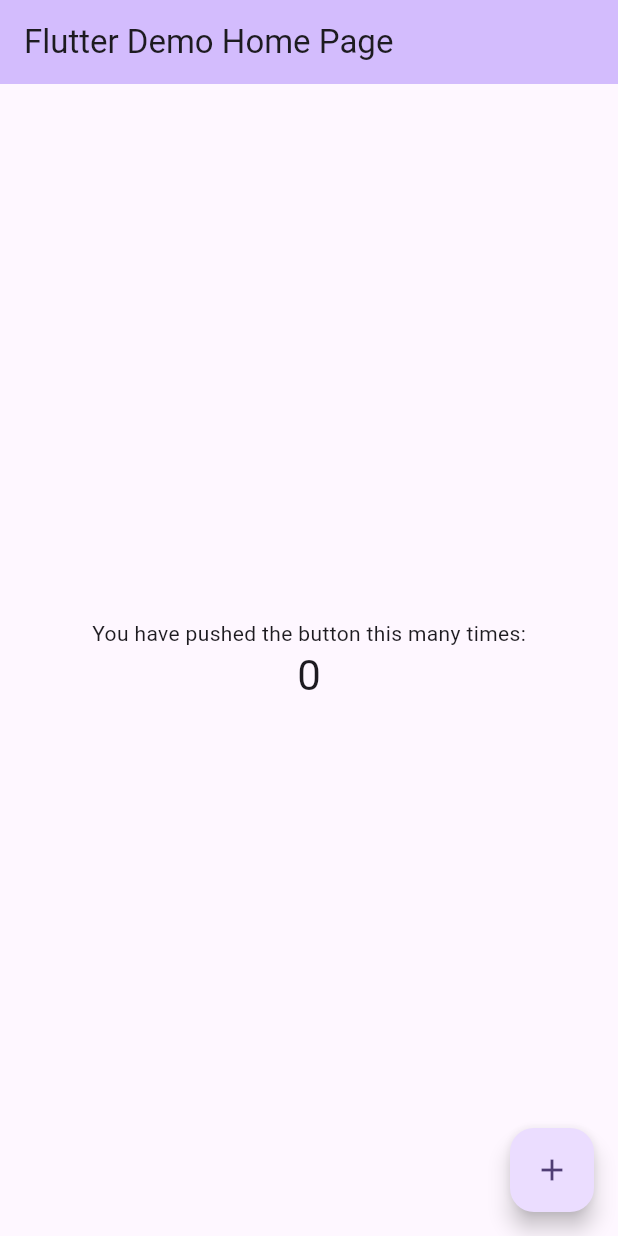
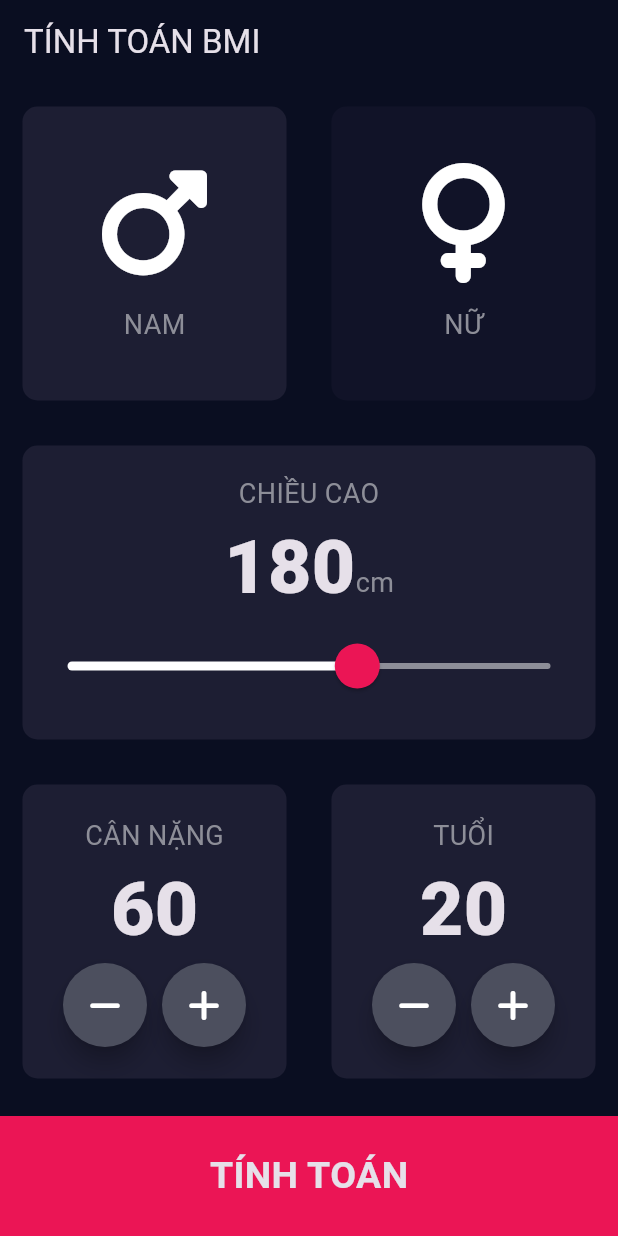
Before and after one commit to ngochoa203/bmi-calculator, a Flutter app: the screen it shows after launch, on a phone screen of 412 x 824 dp. Run offline on Flutter 3.47's test engine with Material 3 defaults, Android fonts, the phone set to English and light mode, and no system bars; our stand-ins replace font_awesome_flutter.

Commit message:
First commit

```diff
--- /dev/null
+++ b/lib/calculator_brain.dart
@@ -0,0 +1,34 @@
+import 'dart:math';
+
+class CalculatorBrain {
+  final int height;
+  final int weight;
+  double _bmi = 0.0;
+
+  CalculatorBrain({required this.height, required this.weight});
+
+  String calculateBMI() {
+    _bmi = weight / pow(height / 100, 2);
+    return _bmi.toStringAsFixed(1);
+  }
+
+  String getResult() {
+    if (_bmi >= 25) {
+      return 'THỪA CÂN';
+    } else if (_bmi > 18.5) {
+      return 'BÌNH THƯỜNG';
+    } else {
+      return 'THIẾU CÂN';
+    }
+  }
+
+  String getInterpretation() {
+    if (_bmi >= 25) {
+      return 'Bạn có trọng lượng cơ thể cao hơn mức bình thường. Hãy tập thể dục thường xuyên và duy trì chế độ ăn uống lành mạnh.';
+    } else if (_bmi > 18.5) {
+      return 'Bạn có trọng lượng cơ thể bình thường. Tiếp tục duy trì lối sống lành mạnh.';
+    } else {
+      return 'Bạn có trọng lượng cơ thể thấp hơn mức bình thường. Hãy tham khảo ý kiến bác sĩ để có chế độ ăn uống phù hợp.';
+    }
+  }
+}
--- /dev/null
+++ b/lib/components/bottom_button.dart
@@ -0,0 +1,28 @@
+import 'package:flutter/material.dart';
+import '../constants.dart';
+
+class BottomButton extends StatelessWidget {
+  final String buttonTitle;
+  final void Function() onTap;
+
+  BottomButton({required this.buttonTitle, required this.onTap});
+
+  @override
+  Widget build(BuildContext context) {
+    return GestureDetector(
+      onTap: onTap,
+      child: Container(
+        color: kBottomContainerColour,
+        margin: EdgeInsets.only(top: 10.0),
+        width: double.infinity,
+        height: kBottomContainerHeight,
+        child: Center(
+          child: Text(
+            buttonTitle,
+            style: kLargeButtonTextStyle,
+          ),
+        ),
+      ),
+    );
+  }
+}
--- /dev/null
+++ b/lib/components/icon_content.dart
@@ -0,0 +1,31 @@
+import 'package:flutter/material.dart';
+
+class IconContent extends StatelessWidget {
+  final IconData icon;
+  final String label;
+
+  IconContent({required this.icon, required this.label});
+
+  @override
+  Widget build(BuildContext context) {
+    return Column(
+      mainAxisAlignment: MainAxisAlignment.center,
+      children: <Widget>[
+        Icon(
+          icon,
+          size: 80.0,
+        ),
+        SizedBox(
+          height: 15.0,
+        ),
+        Text(
+          label,
+          style: TextStyle(
+            fontSize: 18.0,
+            color: Color(0xFF8D8E98),
+          ),
+        ),
+      ],
+    );
+  }
+}
--- /dev/null
+++ b/lib/components/reusable_card.dart
@@ -0,0 +1,24 @@
+import 'package:flutter/material.dart';
+
+class ReusableCard extends StatelessWidget {
+  final Color colour;
+  final Widget cardChild;
+  final void Function() onPress;
+
+  ReusableCard({required this.colour, required this.cardChild, required this.onPress});
+
+  @override
+  Widget build(BuildContext context) {
+    return GestureDetector(
+      onTap: onPress,
+      child: Container(
+        child: cardChild,
+        margin: EdgeInsets.all(15.0),
+        decoration: BoxDecoration(
+          color: colour,
+          borderRadius: BorderRadius.circular(10.0),
+        ),
+      ),
+    );
+  }
+}
--- /dev/null
+++ b/lib/components/round_icon_button.dart
@@ -0,0 +1,23 @@
+import 'package:flutter/material.dart';
+
+class RoundIconButton extends StatelessWidget {
+  final IconData icon;
+  final void Function() onPressed;
+
+  RoundIconButton({required this.icon, required this.onPressed});
+
+  @override
+  Widget build(BuildContext context) {
+    return RawMaterialButton(
+      onPressed: onPressed,
+      elevation: 6.0,
+      shape: CircleBorder(),
+      fillColor: Color(0xFF4C4F5E),
+      constraints: BoxConstraints.tightFor(
+        width: 56.0,
+        height: 56.0,
+      ),
+      child: Icon(icon),
+    );
+  }
+}
--- /dev/null
+++ b/lib/constants.dart
@@ -0,0 +1,33 @@
+import 'package:flutter/material.dart';
+
+const kBottomContainerHeight = 80.0;
+const kBottomContainerColour = Color(0xFFEB1555);
+const kActiveCardColour = Color(0xFF1D1E33);
+const kInactiveCardColour = Color(0xFF111328);
+const kLabelTextStyle = TextStyle(
+  fontSize: 18.0,
+  color: Color(0xFF8D8E98),
+);
+const kNumberTextStyle = TextStyle(
+  fontSize: 50.0,
+  fontWeight: FontWeight.w900,
+);
+const kLargeButtonTextStyle = TextStyle(
+  fontSize: 25.0,
+  fontWeight: FontWeight.bold,
+);
+const kTitleTextStyle = TextStyle(
+  fontSize: 50.0,
+  fontWeight: FontWeight.bold,
+);
+const kResultTextStyle = TextStyle(
+  fontSize: 22.0,
+  fontWeight: FontWeight.bold,
+);
+const kBMITextStyle = TextStyle(
+  fontSize: 100.0,
+  fontWeight: FontWeight.bold,
+);
+const kBodyTextStyle = TextStyle(
+  fontSize: 22.0,
+);
--- a/lib/main.dart
+++ b/lib/main.dart
@@ -1,125 +1,20 @@
 import 'package:flutter/material.dart';
+import 'screens/input_page.dart';
 
-void main() {
-  runApp(const MyApp());
-}
+void main() => runApp(BMICalculatorApp());
 
-class MyApp extends StatelessWidget {
-  const MyApp({super.key});
-
-  // This widget is the root of your application.
+class BMICalculatorApp extends StatelessWidget {
   @override
   Widget build(BuildContext context) {
     return MaterialApp(
-      title: 'Flutter Demo',
-      theme: ThemeData(
-        // This is the theme of your application.
-        //
-        // TRY THIS: Try running your application with "flutter run". You'll see
-        // the application has a purple toolbar. Then, without quitting the app,
-        // try changing the seedColor in the colorScheme below to Colors.green
-        // and then invoke "hot reload" (save your changes or press the "hot
-        // reload" button in a Flutter-supported IDE, or press "r" if you used
-        // the command line to start the app).
-        //
-        // Notice that the counter didn't reset back to zero; the application
-        // state is not lost during the reload. To reset the state, use hot
-        // restart instead.
-        //
-        // This works for code too, not just values: Most code changes can be
-        // tested with just a hot reload.
-        colorScheme: ColorScheme.fromSeed(seedColor: Colors.deepPurple),
-        useMaterial3: true,
+      theme: ThemeData.dark().copyWith(
+        primaryColor: Color(0xFF0A0E21),
+        scaffoldBackgroundColor: Color(0xFF0A0E21),
+        appBarTheme: AppBarTheme(
+          backgroundColor: Color(0xFF0A0E21),
+        ),
       ),
-      home: const MyHomePage(title: 'Flutter Demo Home Page'),
+      home: InputPage(),
     );
   }
 }
-
-class MyHomePage extends StatefulWidget {
-  const MyHomePage({super.key, required this.title});
-
-  // This widget is the home page of your application. It is stateful, meaning
-  // that it has a State object (defined below) that contains fields that affect
-  // how it looks.
-
-  // This class is the configuration for the state. It holds the values (in this
-  // case the title) provided by the parent (in this case the App widget) and
-  // used by the build method of the State. Fields in a Widget subclass are
-  // always marked "final".
-
-  final String title;
-
-  @override
-  State<MyHomePage> createState() => _MyHomePageState();
-}
-
-class _MyHomePageState extends State<MyHomePage> {
-  int _counter = 0;
-
-  void _incrementCounter() {
-    setState(() {
-      // This call to setState tells the Flutter framework that something has
-      // changed in this State, which causes it to rerun the build method below
-      // so that the display can reflect the updated values. If we changed
-      // _counter without calling setState(), then the build method would not be
-      // called again, and so nothing would appear to happen.
-      _counter++;
-    });
-  }
-
-  @override
-  Widget build(BuildContext context) {
-    // This method is rerun every time setState is called, for instance as done
-    // by the _incrementCounter method above.
-    //
-    // The Flutter framework has been optimized to make rerunning build methods
-    // fast, so that you can just rebuild anything that needs updating rather
-    // than having to individually change instances of widgets.
-    return Scaffold(
-      appBar: AppBar(
-        // TRY THIS: Try changing the color here to a specific color (to
-        // Colors.amber, perhaps?) and trigger a hot reload to see the AppBar
-        // change color while the other colors stay the same.
-        backgroundColor: Theme.of(context).colorScheme.inversePrimary,
-        // Here we take the value from the MyHomePage object that was created by
-        // the App.build method, and use it to set our appbar title.
-        title: Text(widget.title),
-      ),
-      body: Center(
-        // Center is a layout widget. It takes a single child and positions it
-        // in the middle of the parent.
-        child: Column(
-          // Column is also a layout widget. It takes a list of children and
-          // arranges them vertically. By default, it sizes itself to fit its
-          // children horizontally, and tries to be as tall as its parent.
-          //
-          // Column has various properties to control how it sizes itself and
-          // how it positions its children. Here we use mainAxisAlignment to
-          // center the children vertically; the main axis here is the vertical
-          // axis because Columns are vertical (the cross axis would be
-          // horizontal).
-          //
-          // TRY THIS: Invoke "debug painting" (choose the "Toggle Debug Paint"
-          // action in the IDE, or press "p" in the console), to see the
-          // wireframe for each widget.
-          mainAxisAlignment: MainAxisAlignment.center,
-          children: <Widget>[
-            const Text(
-              'You have pushed the button this many times:',
-            ),
-            Text(
-              '$_counter',
-              style: Theme.of(context).textTheme.headlineMedium,
-            ),
-          ],
-        ),
-      ),
-      floatingActionButton: FloatingActionButton(
-        onPressed: _incrementCounter,
-        tooltip: 'Increment',
-        child: const Icon(Icons.add),
-      ), // This trailing comma makes auto-formatting nicer for build methods.
-    );
-  }
-}
--- /dev/null
+++ b/lib/screens/input_page.dart
@@ -0,0 +1,237 @@
+import 'package:flutter/material.dart';
+import 'package:font_awesome_flutter/font_awesome_flutter.dart';
+import '../components/icon_content.dart';
+import '../components/reusable_card.dart';
+import '../components/bottom_button.dart';
+import '../components/round_icon_button.dart';
+import '../constants.dart';
+import '../calculator_brain.dart';
+import 'results_page.dart';
+
+enum Gender {
+  male,
+  female,
+}
+
+class InputPage extends StatefulWidget {
+  @override
+  _InputPageState createState() => _InputPageState();
+}
+
+class _InputPageState extends State<InputPage> {
+  Gender selectedGender = Gender.male; // Khởi tạo giá trị mặc định
+  int height = 180;
+  int weight = 60;
+  int age = 20;
+
+  @override
+  Widget build(BuildContext context) {
+    return Scaffold(
+      appBar: AppBar(
+        title: Text('TÍNH TOÁN BMI'),
+      ),
+      body: Column(
+        crossAxisAlignment: CrossAxisAlignment.stretch,
+        children: <Widget>[
+          Expanded(
+            child: Row(
+              children: <Widget>[
+                Expanded(
+                  child: ReusableCard(
+                    onPress: () {
+                      setState(() {
+                        selectedGender = Gender.male;
+                      });
+                    },
+                    colour: selectedGender == Gender.male
+                        ? kActiveCardColour
+                        : kInactiveCardColour,
+                    cardChild: IconContent(
+                      icon: FontAwesomeIcons.mars,
+                      label: 'NAM',
+                    ),
+                  ),
+                ),
+                Expanded(
+                  child: ReusableCard(
+                    onPress: () {
+                      setState(() {
+                        selectedGender = Gender.female;
+                      });
+                    },
+                    colour: selectedGender == Gender.female
+                        ? kActiveCardColour
+                        : kInactiveCardColour,
+                    cardChild: IconContent(
+                      icon: FontAwesomeIcons.venus,
+                      label: 'NỮ',
+                    ),
+                  ),
+                ),
+              ],
+            ),
+          ),
+          Expanded(
+            child: ReusableCard(
+              colour: kActiveCardColour,
+              cardChild: Column(
+                mainAxisAlignment: MainAxisAlignment.center,
+                children: <Widget>[
+                  Text(
+                    'CHIỀU CAO',
+                    style: kLabelTextStyle,
+                  ),
+                  Row(
+                    mainAxisAlignment: MainAxisAlignment.center,
+                    crossAxisAlignment: CrossAxisAlignment.baseline,
+                    textBaseline: TextBaseline.alphabetic,
+                    children: <Widget>[
+                      Text(
+                        height.toString(),
+                        style: kNumberTextStyle,
+                      ),
+                      Text(
+                        'cm',
+                        style: kLabelTextStyle,
+                      )
+                    ],
+                  ),
+                  SliderTheme(
+                    data: SliderTheme.of(context).copyWith(
+                      inactiveTrackColor: Color(0xFF8D8E98),
+                      activeTrackColor: Colors.white,
+                      thumbColor: Color(0xFFEB1555),
+                      overlayColor: Color(0x29EB1555),
+                      thumbShape: RoundSliderThumbShape(enabledThumbRadius: 15.0),
+                      overlayShape: RoundSliderOverlayShape(overlayRadius: 30.0),
+                    ),
+                    child: Slider(
+                      value: height.toDouble(),
+                      min: 120.0,
+                      max: 220.0,
+                      onChanged: (double newValue) {
+                        setState(() {
+                          height = newValue.round();
+                        });
+                      },
+                    ),
+                  ),
+                ],
+              ),
+              onPress: () {}, // Thêm tham số onPress
+            ),
+          ),
+          Expanded(
+            child: Row(
+              children: <Widget>[
+                Expanded(
+                  child: ReusableCard(
+                    colour: kActiveCardColour,
+                    cardChild: Column(
+                      mainAxisAlignment: MainAxisAlignment.center,
+                      children: <Widget>[
+                        Text(
+                          'CÂN NẶNG',
+                          style: kLabelTextStyle,
+                        ),
+                        Text(
+                          weight.toString(),
+                          style: kNumberTextStyle,
+                        ),
+                        Row(
+                          mainAxisAlignment: MainAxisAlignment.center,
+                          children: <Widget>[
+                            RoundIconButton(
+                              icon: FontAwesomeIcons.minus,
+                              onPressed: () {
+                                setState(() {
+                                  weight--;
+                                });
+                              },
+                            ),
+                            SizedBox(
+                              width: 10.0,
+                            ),
+                            RoundIconButton(
+                              icon: FontAwesomeIcons.plus,
+                              onPressed: () {
+                                setState(() {
+                                  weight++;
+                                });
+                              },
+                            ),
+                          ],
+                        ),
+                      ],
+                    ),
+                    onPress: () {}, // Thêm tham số onPress
+                  ),
+                ),
+                Expanded(
+                  child: ReusableCard(
+                    colour: kActiveCardColour,
+                    cardChild: Column(
+                      mainAxisAlignment: MainAxisAlignment.center,
+                      children: <Widget>[
+                        Text(
+                          'TUỔI',
+                          style: kLabelTextStyle,
+                        ),
+                        Text(
+                          age.toString(),
+                          style: kNumberTextStyle,
+                        ),
+                        Row(
+                          mainAxisAlignment: MainAxisAlignment.center,
+                          children: <Widget>[
+                            RoundIconButton(
+                              icon: FontAwesomeIcons.minus,
+                              onPressed: () {
+                                setState(() {
+                                  age--;
+                                });
+                              },
+                            ),
+                            SizedBox(
+                              width: 10.0,
+                            ),
+                            RoundIconButton(
+                              icon: FontAwesomeIcons.plus,
+                              onPressed: () {
+                                setState(() {
+                                  age++;
+                                });
+                              },
+                            ),
+                          ],
+                        ),
+                      ],
+                    ),
+                    onPress: () {},
+                  ),
+                ),
+              ],
+            ),
+          ),
+          BottomButton(
+            buttonTitle: 'TÍNH TOÁN',
+            onTap: () {
+              CalculatorBrain calc = CalculatorBrain(height: height, weight: weight);
+
+              Navigator.push(
+                context,
+                MaterialPageRoute(
+                  builder: (context) => ResultsPage(
+                    bmiResult: calc.calculateBMI(),
+                    resultText: calc.getResult(),
+                    interpretation: calc.getInterpretation(),
+                  ),
+                ),
+              );
+            },
+          ),
+        ],
+      ),
+    );
+  }
+}
```
Also changed, not shown: lib/screens/results_page.dart (added, +63 -0 lines), pubspec.yaml (+4 -72 lines), pubspec.lock.
